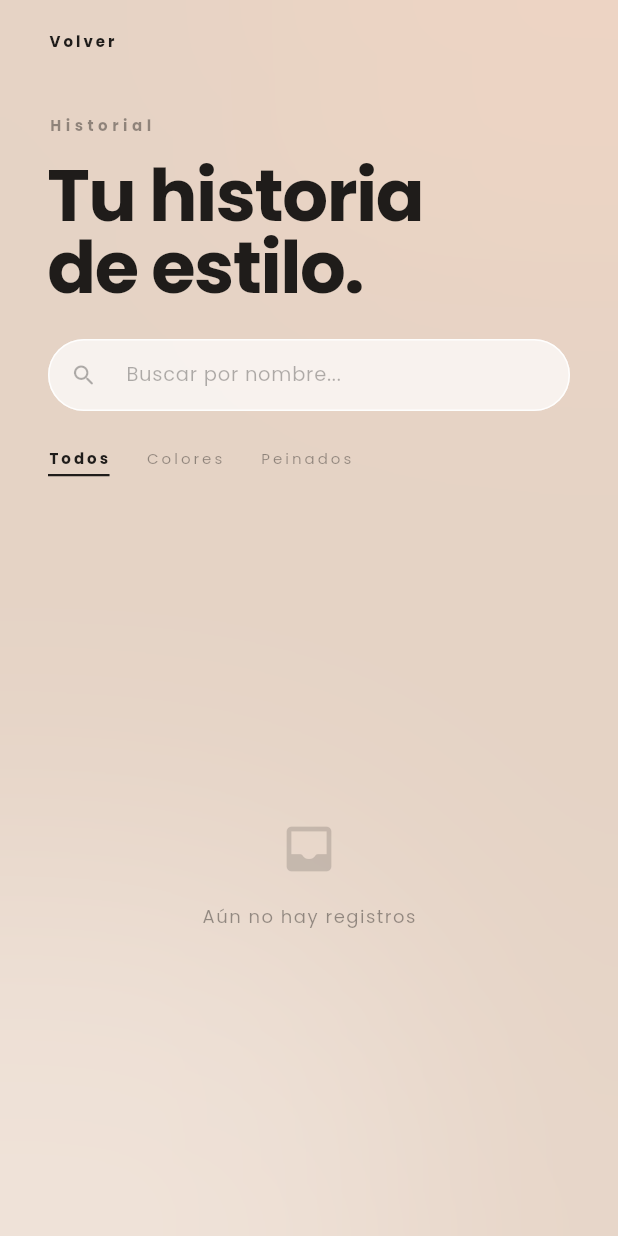
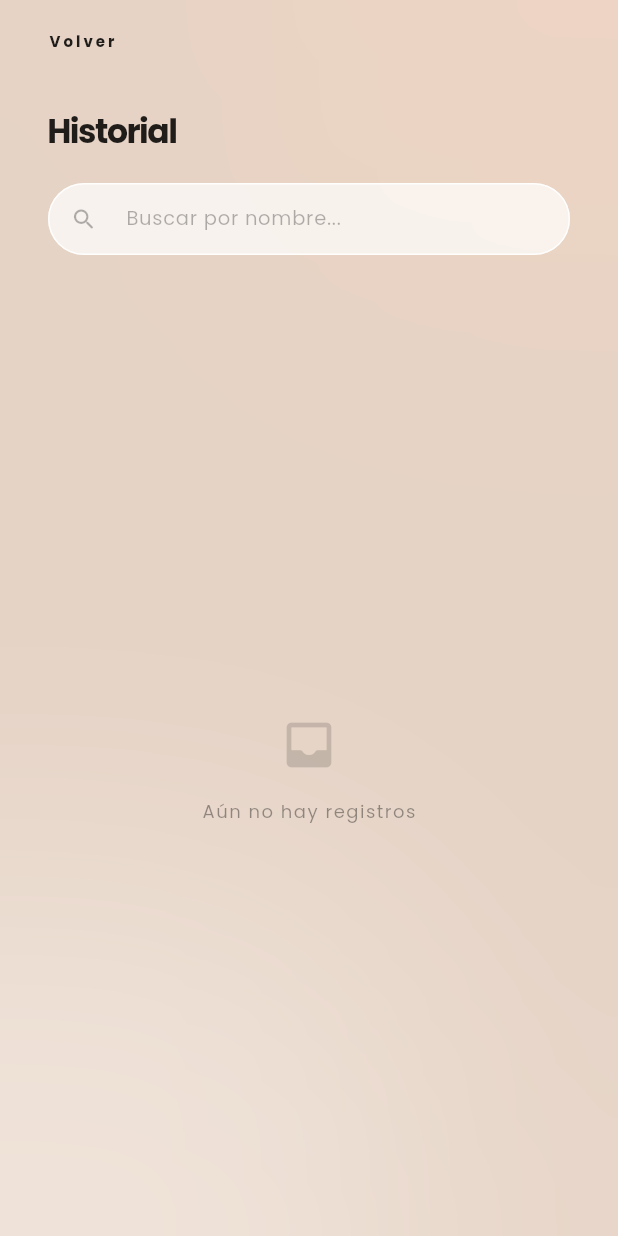
Before and after one commit to ijquenta/beautyscan, a Flutter app: the HistoryScreen screen opened by its route, on a phone screen of 412 x 824 dp. Run offline on Flutter 3.47's test engine with Material 3 defaults, Android fonts, the phone set to English and light mode, and no system bars; our stand-ins replace flutter_dotenv, flutter_gemini, google_generative_ai, image_picker, shared_preferences, sqflite; accounts and stored records are empty.

Commit message:
refactor: simplify history item filtering and update UI text styles

```diff
--- a/lib/presentation/screens/history_screen.dart
+++ b/lib/presentation/screens/history_screen.dart
@@ -14,7 +14,6 @@ class HistoryScreen extends StatefulWidget {
 }
 
 class _HistoryScreenState extends State<HistoryScreen> {
-  int _selectedTab = 0;
   bool _isLoading = true;
   final _searchController = TextEditingController();
   String _searchQuery = '';
@@ -85,20 +84,12 @@ class _HistoryScreenState extends State<HistoryScreen> {
   }
 
   List<_HistoryItem> get _filtered {
-    var items = _allItems;
-    if (_selectedTab == 1) {
-      items = items.where((e) => e.type == _ItemType.colorimetry).toList();
-    } else if (_selectedTab == 2) {
-      items = items.where((e) => e.type == _ItemType.hairstyle).toList();
-    }
-    if (_searchQuery.isNotEmpty) {
-      final query = _searchQuery.toLowerCase();
-      items = items.where((e) =>
-        e.clientName.toLowerCase().contains(query) ||
-        e.subtitle.toLowerCase().contains(query)
-      ).toList();
-    }
-    return items;
+    if (_searchQuery.isEmpty) return _allItems;
+    final query = _searchQuery.toLowerCase();
+    return _allItems.where((e) =>
+      e.clientName.toLowerCase().contains(query) ||
+      e.subtitle.toLowerCase().contains(query)
+    ).toList();
   }
 
   String _formatDate(String isoString) {
@@ -171,12 +162,7 @@ class _HistoryScreenState extends State<HistoryScreen> {
                   children: [
                     const Text(
                       'Historial',
-                      style: TextStyle(fontFamily: 'Poppins', fontSize: 10, fontWeight: FontWeight.bold, letterSpacing: 3.0, color: Colors.black38),
-                    ),
-                    const SizedBox(height: 16),
-                    const Text(
-                      'Tu historia\nde estilo.',
-                      style: TextStyle(fontFamily: 'Poppins', fontSize: 48, fontWeight: FontWeight.w700, color: Colors.black87, letterSpacing: -1.0, height: 1.0),
+                      style: TextStyle(fontFamily: 'Poppins', fontSize: 22, fontWeight: FontWeight.w700, color: Colors.black87, letterSpacing: -1.0, height: 1.0),
                     ),
                     const SizedBox(height: 24),
                     TextField(
@@ -200,39 +186,7 @@ class _HistoryScreenState extends State<HistoryScreen> {
                 ),
               ),
 
-              Padding(
-                padding: const EdgeInsets.symmetric(horizontal: 32),
-                child: Row(
-                  children: ['Todos', 'Colores', 'Peinados']
-                      .asMap()
-                      .entries
-                      .map((entry) {
-                    final i = entry.key;
-                    final label = entry.value;
-                    final isActive = i == _selectedTab;
-                    return GestureDetector(
-                      onTap: () => setState(() => _selectedTab = i),
-                      child: Container(
-                        margin: const EdgeInsets.only(right: 24),
-                        padding: const EdgeInsets.only(bottom: 4),
-                        decoration: BoxDecoration(
-                          border: Border(bottom: BorderSide(color: isActive ? Colors.black87 : Colors.transparent, width: 1.5)),
-                        ),
-                        child: Text(
-                          label,
-                          style: TextStyle(
-                            fontFamily: 'Poppins', fontSize: 10, letterSpacing: 2.0,
-                            fontWeight: isActive ? FontWeight.w700 : FontWeight.w400,
-                            color: isActive ? Colors.black87 : Colors.black38,
-                          ),
-                        ),
-                      ),
-                    );
-                  }).toList(),
-                ),
-              ),
-
-              const SizedBox(height: 24),
+              const SizedBox(height: 8),
 
               Expanded(
                 child: _isLoading
```
